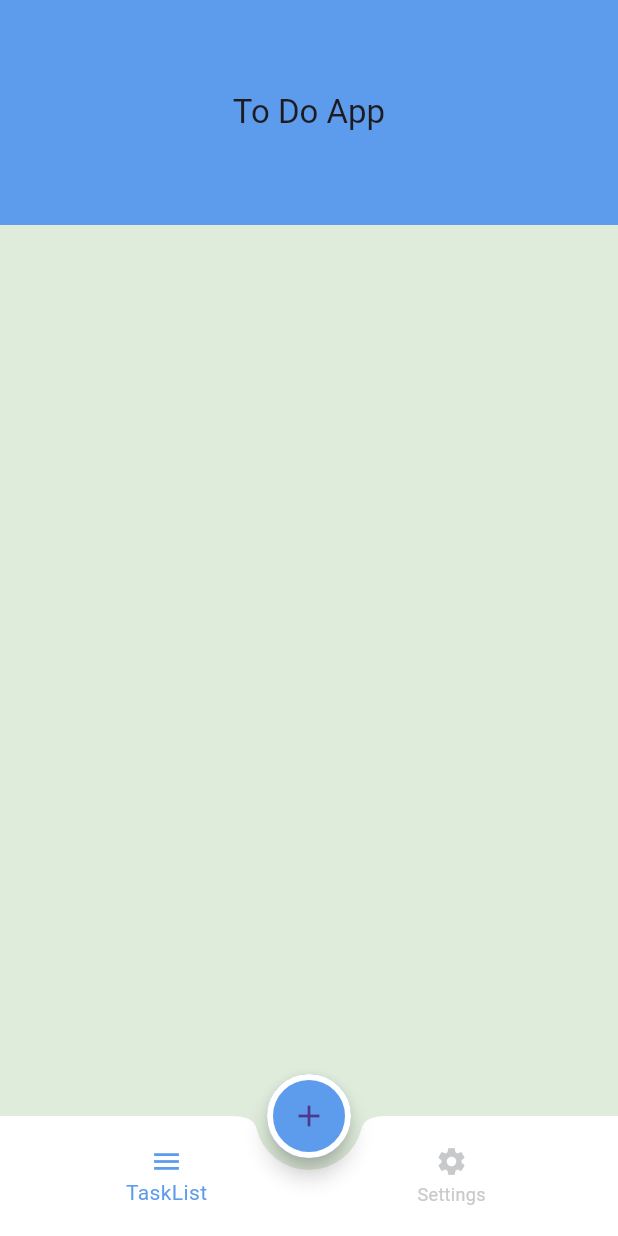
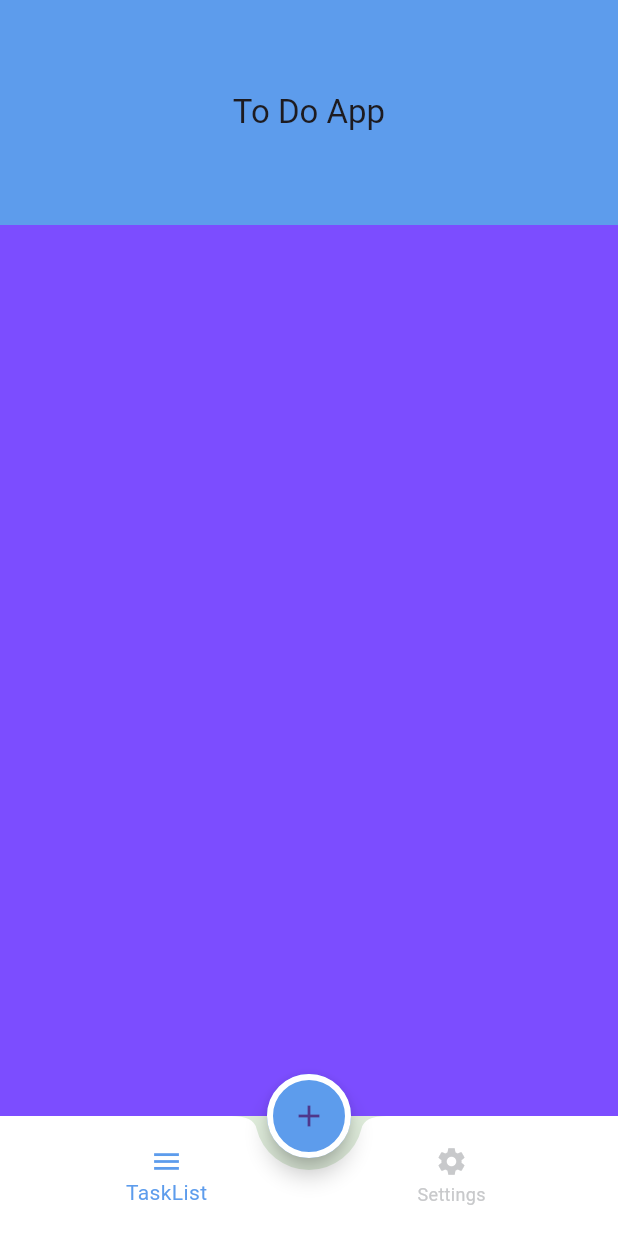
Before and after one commit to hamadia/to_do_app, a Flutter app: the screen it shows after launch, on a phone screen of 412 x 824 dp. Run offline on Flutter 3.47's test engine with Material 3 defaults, Android fonts, the phone set to English and light mode, and no system bars.

Commit message:
+ tabs List + tasks List + settings List % home_view.dart

```diff
--- a/lib/Features/home/presentation/views/home_view.dart
+++ b/lib/Features/home/presentation/views/home_view.dart
@@ -1,14 +1,17 @@
 import 'package:flutter/material.dart';
-import 'package:to_do_app/Features/home/presentation/views/widgets/custom_bottom_navigation_bar.dart';
 import 'package:to_do_app/Features/home/presentation/views/widgets/custom_floating_action_button.dart';
-import 'package:to_do_app/Features/home/presentation/views/widgets/home_view_body.dart';
 import 'package:to_do_app/constants.dart';
 
-class HomeView extends StatelessWidget {
+class HomeView extends StatefulWidget {
   const HomeView({super.key});
 
   static const routeName = routeHomeScreen;
 
+  @override
+  State<HomeView> createState() => _HomeViewState();
+}
+
+class _HomeViewState extends State<HomeView> {
   @override
   Widget build(BuildContext context) {
     return Scaffold(
@@ -19,8 +22,32 @@ class HomeView extends StatelessWidget {
       ),
       floatingActionButtonLocation: FloatingActionButtonLocation.centerDocked,
       floatingActionButton: const CustomFloatingActionButton(),
-      bottomNavigationBar: const CustomBottomNavigationBar(),
-      body: const HomeViewBody(),
+      bottomNavigationBar: BottomAppBar(
+        shape: const CircularNotchedRectangle(),
+        notchMargin: 8,
+        child: BottomNavigationBar(
+          currentIndex: selectedIndex,
+          onTap: (index) {
+            selectedIndex = index;
+            setState(() {});
+          },
+          iconSize: 22,
+          items: const [
+            BottomNavigationBarItem(
+              icon: Icon(
+                Icons.menu,
+              ),
+              label: 'TaskList',
+            ),
+            BottomNavigationBarItem(
+                icon: Icon(
+                  Icons.settings,
+                ),
+                label: 'Settings'),
+          ],
+        ),
+      ),
+      body: tabs[selectedIndex],
     );
   }
 }
--- a/lib/Features/home/presentation/views/widgets/home_view_body.dart
+++ /dev/null
@@ -1,10 +0,0 @@
-import 'package:flutter/material.dart';
-
-class HomeViewBody extends StatelessWidget {
-  const HomeViewBody({super.key});
-
-  @override
-  Widget build(BuildContext context) {
-    return Container();
-  }
-}
--- /dev/null
+++ b/lib/Features/home/presentation/views/widgets/tasks_list.dart
@@ -0,0 +1,17 @@
+import 'package:flutter/material.dart';
+
+class TasksListTab extends StatefulWidget {
+  const TasksListTab({super.key});
+
+  @override
+  State<TasksListTab> createState() => _TasksListTabState();
+}
+
+class _TasksListTabState extends State<TasksListTab> {
+  @override
+  Widget build(BuildContext context) {
+    return Container(
+      color: Colors.deepPurpleAccent,
+    );
+  }
+}
--- a/lib/constants.dart
+++ b/lib/constants.dart
@@ -1,6 +1,17 @@
+import 'package:flutter/material.dart';
+
+import 'Features/home/presentation/views/widgets/settings_list.dart';
+import 'Features/home/presentation/views/widgets/tasks_list.dart';
 
 const String routeHomeScreen = 'HomeScreen';
 
 const String routeSplashScreen = 'SplashScreen';
+const String routeRegisterScreen = 'RegisterScreen';
+const String routeLoginScreen = 'LoginScreen';
 
 const kTransitionDuration = Duration(seconds: 3);
+int selectedIndex = 0;
+final List<Widget> tabs = [
+  const TasksListTab(),
+  const SettingsListTab(),
+];
```
Also changed, not shown: lib/Features/home/presentation/views/widgets/custom_navigation_bar.dart (+12 -1 lines), lib/Features/home/presentation/views/widgets/settings_list.dart (added, +17 -0 lines).
